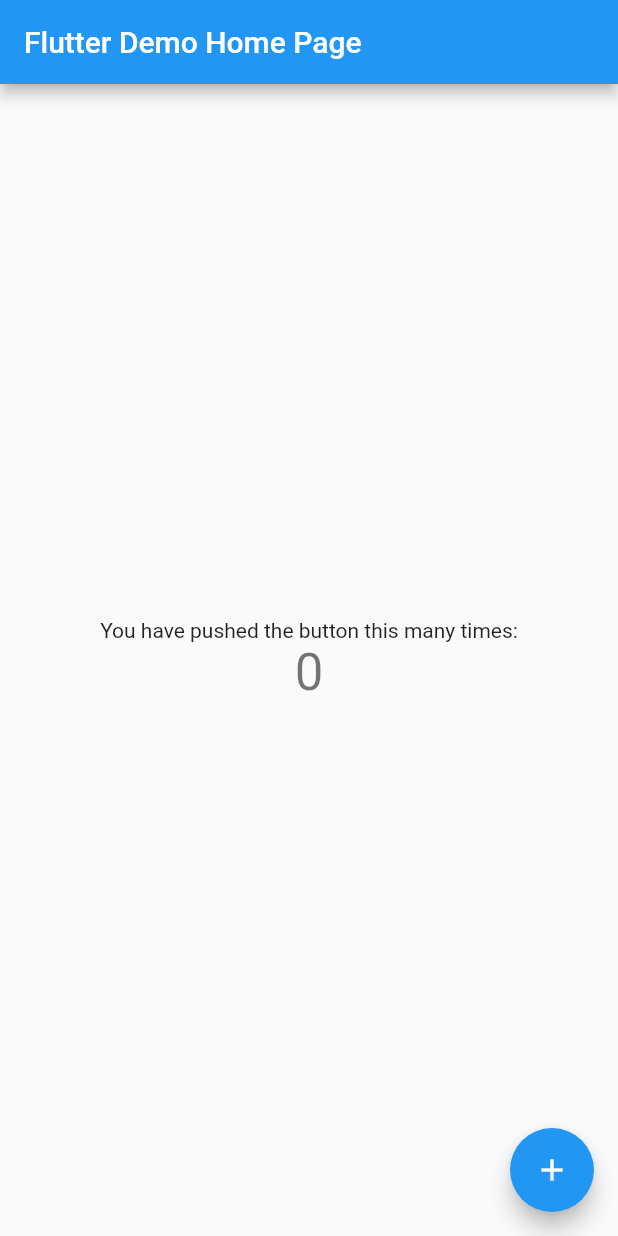
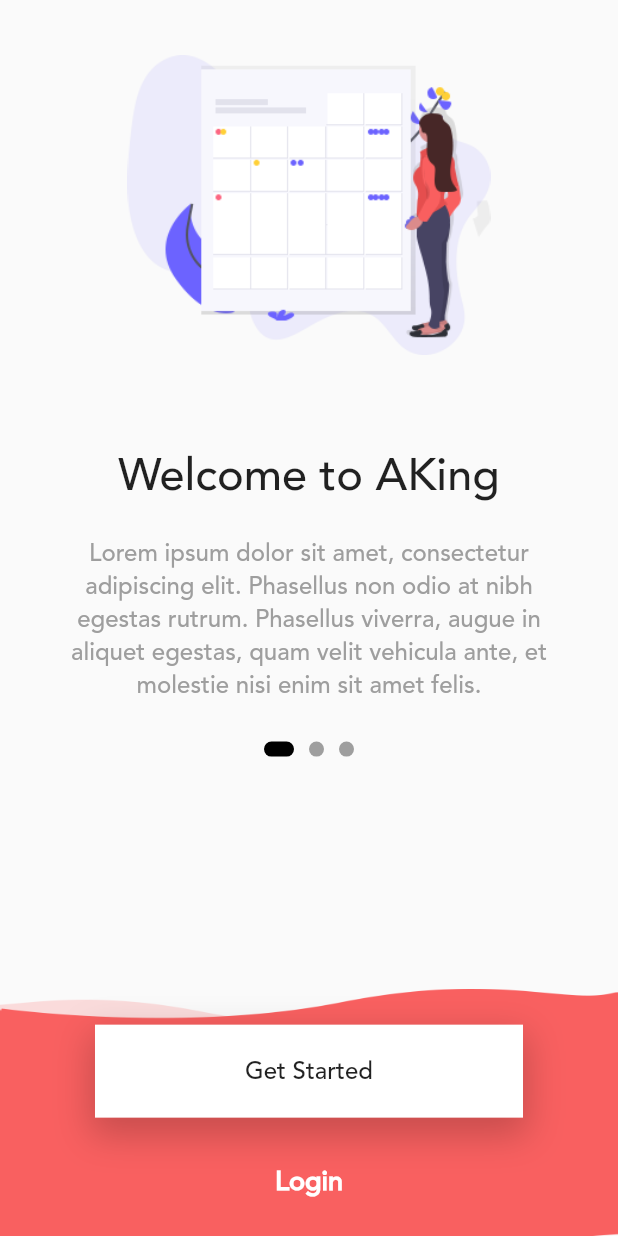
Before and after one commit to oppenheimerm/fluttertodo, a Flutter app: the screen it shows after launch, on a phone screen of 412 x 824 dp. Run offline on Flutter 3.47's test engine with Material 2 defaults, Android fonts, the phone set to English and light mode, and no system bars.

```diff
--- a/lib/main.dart
+++ b/lib/main.dart
@@ -1,113 +1,23 @@
 import 'package:flutter/material.dart';
+import 'package:todoapp/pages/onboardinglayout.dart';
+import 'package:todoapp/pages/splashpage.dart';
 
 void main() {
   runApp(MyApp());
 }
 
 class MyApp extends StatelessWidget {
-  // This widget is the root of your application.
+
+  // Set the next page to load after initial splash screen
+  var nextPage = OnboardingLayout();
   @override
   Widget build(BuildContext context) {
     return MaterialApp(
-      title: 'Flutter Demo',
+      debugShowCheckedModeBanner: false,
       theme: ThemeData(
-        // This is the theme of your application.
-        //
-        // Try running your application with "flutter run". You'll see the
-        // application has a blue toolbar. Then, without quitting the app, try
-        // changing the primarySwatch below to Colors.green and then invoke
-        // "hot reload" (press "r" in the console where you ran "flutter run",
-        // or simply save your changes to "hot reload" in a Flutter IDE).
-        // Notice that the counter didn't reset back to zero; the application
-        // is not restarted.
-        primarySwatch: Colors.blue,
+        fontFamily: 'avenir'
       ),
-      home: MyHomePage(title: 'Flutter Demo Home Page'),
+      home: SplashScreen(nextScreen: nextPage, delayInSeconds: 3),
     );
   }
 }
-
-class MyHomePage extends StatefulWidget {
-  MyHomePage({Key key, this.title}) : super(key: key);
-
-  // This widget is the home page of your application. It is stateful, meaning
-  // that it has a State object (defined below) that contains fields that affect
-  // how it looks.
-
-  // This class is the configuration for the state. It holds the values (in this
-  // case the title) provided by the parent (in this case the App widget) and
-  // used by the build method of the State. Fields in a Widget subclass are
-  // always marked "final".
-
-  final String title;
-
-  @override
-  _MyHomePageState createState() => _MyHomePageState();
-}
-
-class _MyHomePageState extends State<MyHomePage> {
-  int _counter = 0;
-
-  void _incrementCounter() {
-    setState(() {
-      // This call to setState tells the Flutter framework that something has
-      // changed in this State, which causes it to rerun the build method below
-      // so that the display can reflect the updated values. If we changed
-      // _counter without calling setState(), then the build method would not be
-      // called again, and so nothing would appear to happen.
-      _counter++;
-    });
-  }
-
-  @override
-  Widget build(BuildContext context) {
-    // This method is rerun every time setState is called, for instance as done
-    // by the _incrementCounter method above.
-    //
-    // The Flutter framework has been optimized to make rerunning build methods
-    // fast, so that you can just rebuild anything that needs updating rather
-    // than having to individually change instances of widgets.
-    return Scaffold(
-      appBar: AppBar(
-        // Here we take the value from the MyHomePage object that was created by
-        // the App.build method, and use it to set our appbar title.
-        title: Text(widget.title),
-      ),
-      body: Center(
-        // Center is a layout widget. It takes a single child and positions it
-        // in the middle of the parent.
-        child: Column(
-          // Column is also a layout widget. It takes a list of children and
-          // arranges them vertically. By default, it sizes itself to fit its
-          // children horizontally, and tries to be as tall as its parent.
-          //
-          // Invoke "debug painting" (press "p" in the console, choose the
-          // "Toggle Debug Paint" action from the Flutter Inspector in Android
-          // Studio, or the "Toggle Debug Paint" command in Visual Studio Code)
-          // to see the wireframe for each widget.
-          //
-          // Column has various properties to control how it sizes itself and
-          // how it positions its children. Here we use mainAxisAlignment to
-          // center the children vertically; the main axis here is the vertical
-          // axis because Columns are vertical (the cross axis would be
-          // horizontal).
-          mainAxisAlignment: MainAxisAlignment.center,
-          children: <Widget>[
-            Text(
-              'You have pushed the button this many times:',
-            ),
-            Text(
-              '$_counter',
-              style: Theme.of(context).textTheme.headline4,
-            ),
-          ],
-        ),
-      ),
-      floatingActionButton: FloatingActionButton(
-        onPressed: _incrementCounter,
-        tooltip: 'Increment',
-        child: Icon(Icons.add),
-      ), // This trailing comma makes auto-formatting nicer for build methods.
-    );
-  }
-}
--- /dev/null
+++ b/lib/pages/loginpage.dart
@@ -0,0 +1,13 @@
+import 'package:flutter/material.dart';
+
+class LoginPage extends StatefulWidget {
+  @override
+  _LoginPageState createState() => _LoginPageState();
+}
+
+class _LoginPageState extends State<LoginPage> {
+  @override
+  Widget build(BuildContext context) {
+    return Container();
+  }
+}
--- /dev/null
+++ b/lib/pages/onboardinglayout.dart
@@ -0,0 +1,15 @@
+import 'package:flutter/material.dart';
+import 'package:todoapp/pages/onboardpage.dart';
+
+class OnboardingLayout extends StatelessWidget {
+  @override
+  Widget build(BuildContext context) {
+    return MaterialApp(
+      debugShowCheckedModeBanner: false,
+        theme: ThemeData(
+            fontFamily: 'avenir'
+        ),
+      home: OnboardingPage(),
+    );
+  }
+}
--- /dev/null
+++ b/lib/pages/onboardpage.dart
@@ -0,0 +1,173 @@
+import 'package:flutter/material.dart';
+import 'package:todoapp/pages/loginpage.dart';
+
+class OnboardingPage extends StatefulWidget {
+  @override
+  _OnboardingPageState createState() => _OnboardingPageState();
+}
+
+class _OnboardingPageState extends State<OnboardingPage> {
+  int _currentPage = 0;
+  PageController _pageController = PageController(
+    initialPage: 0,
+    keepPage: true
+  );
+
+  @override
+  Widget build(BuildContext context) {
+    return Scaffold(
+      body: SafeArea(
+        child: Stack(
+          children: [
+            Column(
+              mainAxisAlignment: MainAxisAlignment.start,
+              children: [
+                Container(
+                  height: MediaQuery.of(context).size.height * 0.6,
+                  child: PageView(
+                    controller: _pageController,
+                    children: [
+                      onBoardPage("onboard1", "Welcome to AKing"),
+                      onBoardPage("onboard2", "Work Happens"),
+                      onBoardPage("onboard3", "Task and assignments"),
+                    ],
+                    onPageChanged: (value) =>(setCurrentPage(value)),
+                  ),
+                ),
+                Row(
+                  mainAxisAlignment: MainAxisAlignment.center,
+                  children: List.generate(3, (index) => getIndicator(index))
+                )
+              ],
+            ),
+            Positioned(
+              //  centered
+              bottom: 0,
+              left: 0,
+              right: 0,
+              child: Container(
+                margin: EdgeInsets.only(top: 20.0),
+                height: MediaQuery.of(context).size.height * 0.20,
+                width: MediaQuery.of(context).size.width,
+                decoration: BoxDecoration(
+                  image: DecorationImage(
+                    image: AssetImage('assets/images/path1.png'),
+                    fit: BoxFit.fill
+                  )
+                ),
+                child: Column(
+                  mainAxisAlignment: MainAxisAlignment.center,
+                  children: [
+                    InkWell(
+                      onTap: (){},
+                      child: Container(
+                        padding: EdgeInsets.symmetric(vertical: 20.0, horizontal: 100.0),
+                        decoration: BoxDecoration(
+                          color: Colors.white,
+                          boxShadow: [BoxShadow(
+                            color: Colors.black.withOpacity(0.2),
+                            offset: Offset(0,9),
+                            blurRadius: 20.0,
+                            spreadRadius: 3
+                          )]
+                        ),
+                        child: Text("Get Started",
+                          style: TextStyle(
+                            fontSize: 16.0
+                          ),
+                        ),
+                      ),
+                    ),
+                    SizedBox(
+                      height: 30.0,
+                    ),
+                    Text(
+                      "Login",
+                      style: TextStyle(
+                        color: Colors.white,
+                        fontSize: 18.0,
+                        fontWeight: FontWeight.bold,
+                      ),
+                    )
+                  ],
+                ),
+              ),
+            ),
+          ],
+        ),
+      ),
+    );
+  }
+
+  AnimatedContainer getIndicator(int pageNumb)
+  {
+    return AnimatedContainer(
+      duration: Duration(milliseconds: 100),
+      height: 10,
+      width: (_currentPage == pageNumb) ? 20 : 10,
+      margin: EdgeInsets.symmetric(horizontal: 5.0),
+      decoration: BoxDecoration(
+        borderRadius: BorderRadius.all(Radius.circular(5)),
+        color: (_currentPage == pageNumb) ? Colors.black : Colors.grey,
+
+      ),
+    );
+  }
+
+  Column onBoardPage(String image, String pageTitle)
+  {
+    return Column(
+      mainAxisAlignment: MainAxisAlignment.center,
+      children: [
+        SizedBox(height: 20.0,),
+        Container(
+          height: 200.0,
+          width: MediaQuery.of(context).size.width,
+          padding: EdgeInsets.all(50.0),
+          decoration: BoxDecoration(
+            image: DecorationImage(
+                    image:AssetImage('assets/images/$image.png')
+            ),
+          )
+        ),
+        SizedBox(height:50.0),
+        Container(
+          padding: EdgeInsets.symmetric(vertical: 10),
+          child: Text(
+            pageTitle,
+            style: TextStyle(
+              fontSize: 30.0,
+              fontWeight: FontWeight.w500
+            ),
+          ),
+        ),
+        Container(
+          padding: EdgeInsets.symmetric(
+            vertical: 10,
+            horizontal: 40.0
+          ),
+          child: Text("Lorem ipsum dolor sit amet, consectetur adipiscing "
+              "elit. Phasellus non odio at nibh egestas rutrum. Phasellus "
+              "viverra, augue in aliquet egestas, quam velit vehicula ante, "
+              "et molestie nisi enim sit amet felis.",
+            style: TextStyle(
+                fontSize: 16.0,
+              color: Colors.grey,
+            ), textAlign: TextAlign.center,
+          ),
+        ),
+      ],
+    );
+  }
+
+  setCurrentPage(int value){
+    _currentPage = value;
+    setState(() {
+
+    });
+  }
+
+  goToLogIn(){
+    Navigator.push(context, MaterialPageRoute(builder: (context) => LoginPage()));
+  }
+}
--- /dev/null
+++ b/lib/pages/splashpage.dart
@@ -0,0 +1,82 @@
+import 'dart:async';
+
+import 'package:flutter/material.dart';
+
+class SplashScreen extends StatefulWidget {
+
+  final Widget nextScreen;
+  final int delayInSeconds;
+
+  const SplashScreen({
+    Key key,
+    @required this.nextScreen,
+    @required this.delayInSeconds
+  }):super(key: key);
+
+  @override
+  _SplashScreenState createState() => _SplashScreenState();
+}
+
+class _SplashScreenState extends State<SplashScreen> {
+
+  @override
+  void initState() {
+    super.initState();
+    startTimer();
+  }
+
+  @override
+  Widget build(BuildContext context) {
+    return Scaffold(
+      body: initScreen(context),
+    );
+  }
+
+  startTimer() async {
+    var duration = new Duration(seconds: widget.delayInSeconds);
+    return new Timer(duration, route);
+  }
+
+  //  Callback function used in [startTimer]
+  route() {
+    Navigator.pushReplacement(
+        context, MaterialPageRoute(
+      builder: (context) => widget.nextScreen
+          )
+        );
+  }
+
+  //  Our initial screen that will be shown on load
+  initScreen(BuildContext context){
+    return Scaffold(
+      body: Center(
+        child: Column(
+          mainAxisAlignment: MainAxisAlignment.center,
+          children: <Widget>[
+            Container(
+              child: Image.asset("assets/images/aking.png"),
+            ),
+            Padding(padding: EdgeInsets.only(top: 20.0)),
+            Text(
+              "Splash Screen",
+              style: TextStyle(
+                  fontSize: 20.0,
+                  color: Colors.white
+              ),
+            ),
+            Padding(padding: EdgeInsets.only(top: 20.0)),
+            CircularProgressIndicator(
+              backgroundColor: Colors.white,
+              strokeWidth: 1,
+            )
+          ],
+        ),
+      ),
+    );
+  }
+
+
+}
+
+
+//  See:  https://github.com/AminullahTajMuhammad/splash_screen_example_flutter
```
Also changed, not shown: pubspec.yaml (+11 -5 lines), assets/fonts/Avenir-Medium.ttf (added), assets/images/aking.png (added), assets/images/onboard1.png (added), assets/images/onboard2.png (added), assets/images/onboard3.png (added), assets/images/path.png (added), assets/images/path1.png (added), assets/images/success.png (added), pubspec.lock.
